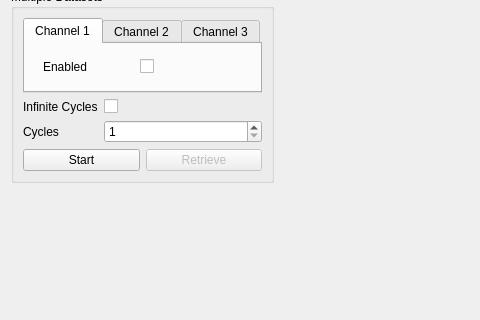
Above: pisoworks/spiboxwidget.ui from piezosystemjena/PiSoWorks before the change; both pictures show x 0 to 480 and y 232 to 552 of the 847 by 642 pixel window. Below: the same form after it.
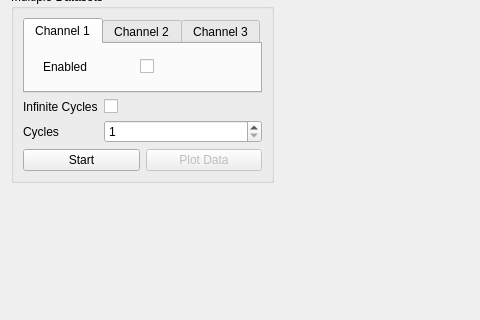
That is the form after the change. Custom widgets are drawn as their Qt base class.

Commit message: Change fetch response button label and allow CSV export

Diff of the .ui file:
```diff
--- a/pisoworks/spiboxwidget.ui
+++ b/pisoworks/spiboxwidget.ui
@@ -320,7 +320,7 @@
                </sizepolicy>
               </property>
               <property name="text">
-               <string>Retrieve</string>
+               <string>Plot Data</string>
               </property>
              </widget>
             </item>
```
The commit also changes 2 other files.
